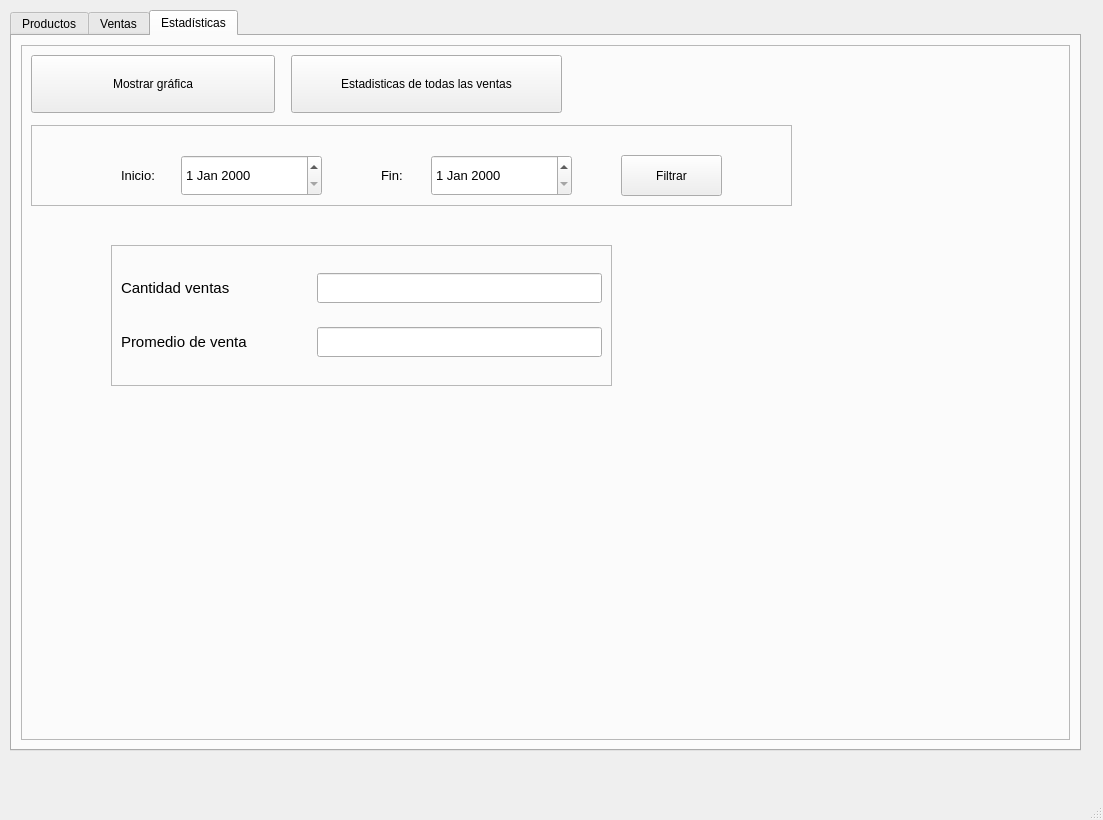
This is code/ui_files/mainwindow.ui in Perer876/tiendita as Qt 5 draws it before an edit. The edited form follows.
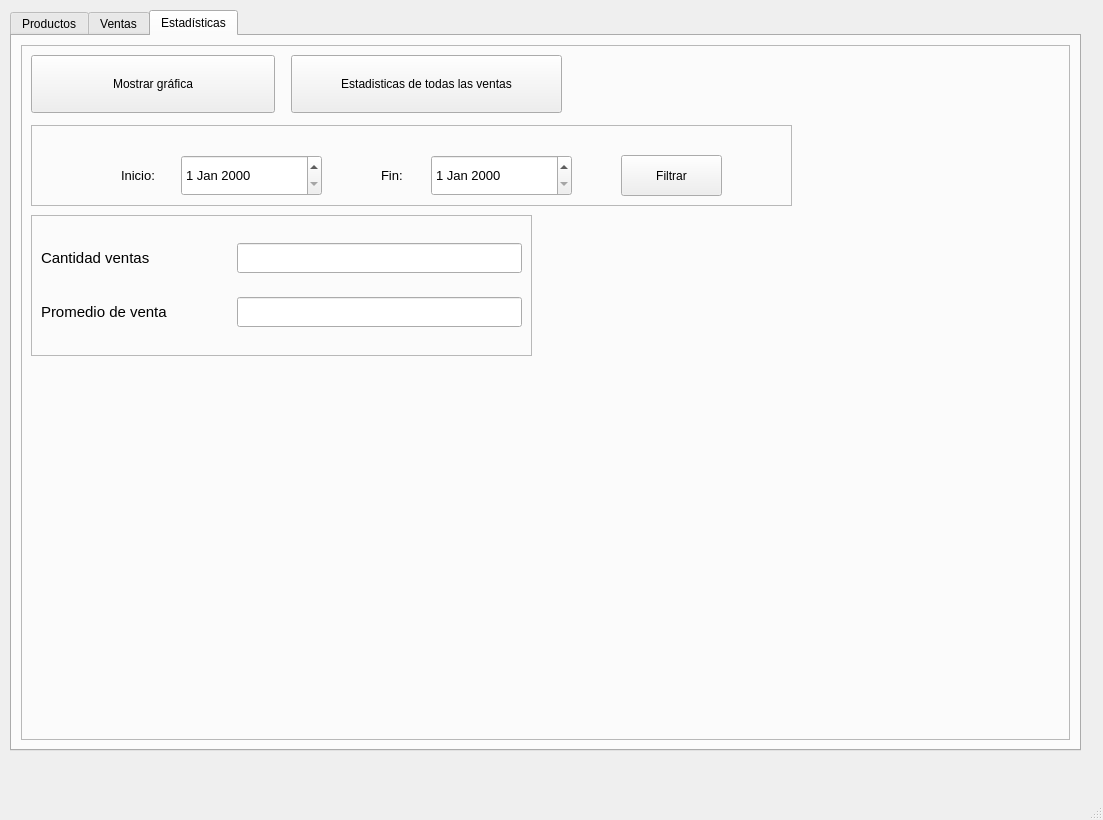
This is the edited form. The open tabs and pages were chosen to show the change. Icons and pictures are not drawn.

Commit message: Grafica de ventas en matplotlib

Diff of the .ui file:
```diff
--- a/code/ui_files/mainwindow.ui
+++ b/code/ui_files/mainwindow.ui
@@ -460,8 +460,8 @@
         <widget class="QFrame" name="frame_5">
          <property name="geometry">
           <rect>
-           <x>90</x>
-           <y>200</y>
+           <x>10</x>
+           <y>170</y>
            <width>501</width>
            <height>141</height>
           </rect>
@@ -688,6 +688,17 @@
           </size>
          </property>
         </widget>
+        <widget class="QWidget" name="verticalLayoutWidget">
+         <property name="geometry">
+          <rect>
+           <x>10</x>
+           <y>320</y>
+           <width>1001</width>
+           <height>341</height>
+          </rect>
+         </property>
+         <layout class="QVBoxLayout" name="grafica"/>
+        </widget>
        </widget>
       </item>
      </layout>
```
The commit also changes 5 other files.
